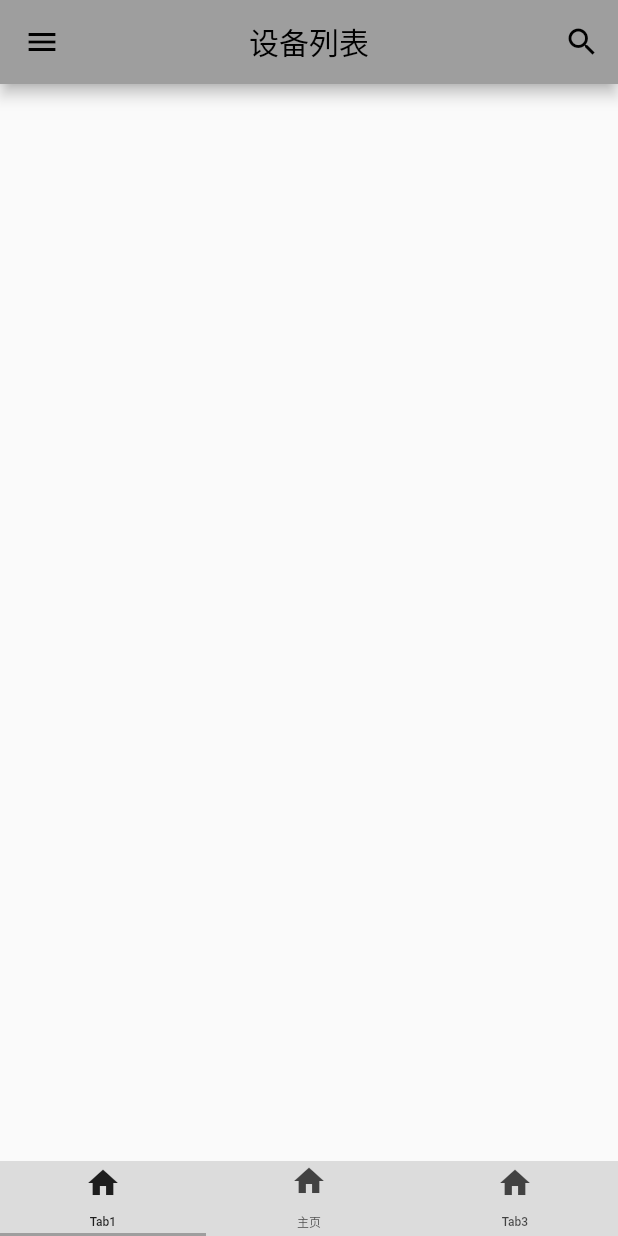
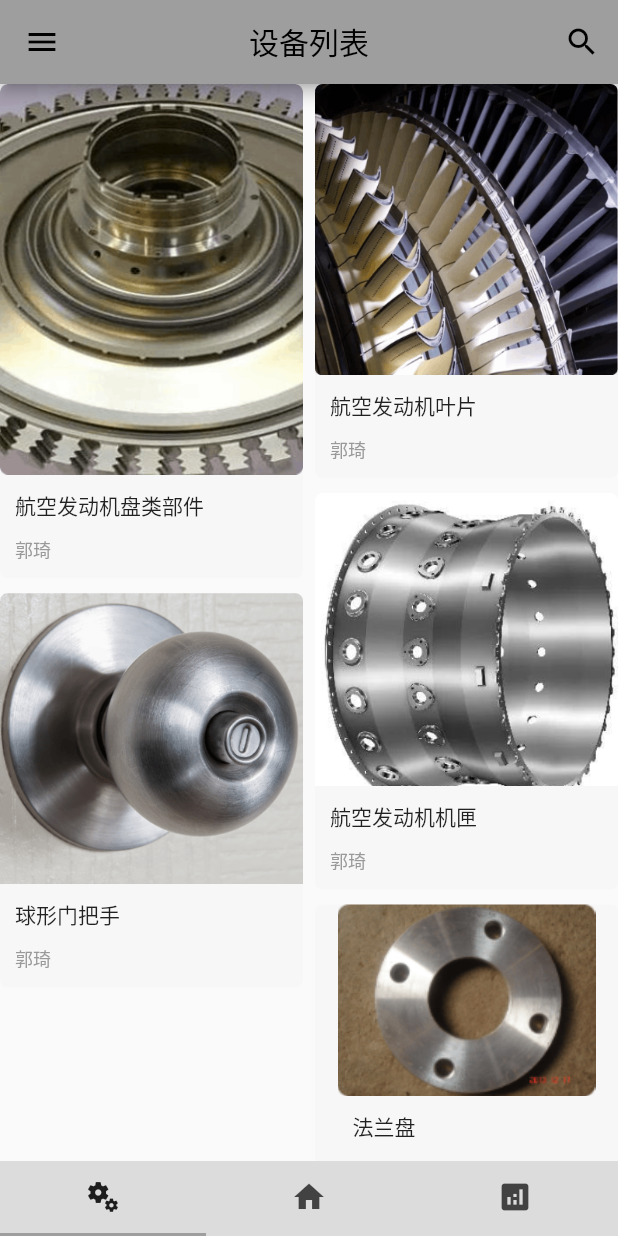
Before and after one commit to sevleete/DoNAPP, a Flutter app: the screen it shows after launch, on a phone screen of 412 x 824 dp. Run offline on Flutter 3.47's test engine with Material 2 defaults, Android fonts, the phone set to English and light mode, and no system bars; drawn by our look-alikes of waterfall_flow; our stand-ins replace dio.

Commit message:
waterfall

```diff
--- a/lib/main.dart
+++ b/lib/main.dart
@@ -1,5 +1,7 @@
 // 导入控件
 import 'package:flutter/material.dart';
+// 导入设备管理页面
+import './pages/list.dart';
 
 // 入口函数
 void main() {
@@ -83,11 +85,21 @@ class MyHome extends StatelessWidget{
           child: const TabBar(
             labelStyle: TextStyle(height: 0,fontSize: 8), // 设置文本不占高度
             tabs: <Widget>[
-              Tab(icon: Icon(Icons.home), text: 'Tab1',),
-              Tab(icon: Icon(Icons.home), text: '主页',),
-              Tab(icon: Icon(Icons.home), text: 'Tab3',),
+              // 零件识别回收
+              Tab(icon: Icon(Icons.miscellaneous_services)),
+              // 设备管理
+              Tab(icon: Icon(Icons.home)),
+              // 成本评估
+              Tab(icon: Icon(Icons.analytics)),
             ],
           ),
+        ),
+        body: const TabBarView(
+          children: <Widget>[
+            MyList(listTitle: 'parts'),
+            MyList(listTitle: 'equipments'),
+            MyList(listTitle: 'equipment'),
+          ],
         ),
       ),
     );
--- /dev/null
+++ b/lib/pages/detail.dart
@@ -0,0 +1,19 @@
+import 'package:flutter/material.dart';
+
+class ListDetail extends StatefulWidget {
+  const ListDetail({super.key, required this.title});
+  final String title;
+
+  @override
+  // ignore: library_private_types_in_public_api
+  _ListDetailState createState() {
+    return _ListDetailState();
+  }
+}
+class _ListDetailState extends State<ListDetail> {
+  @override
+  Widget build(BuildContext context) {
+    return Text('detail --- ${widget.title}');
+  }
+
+}
--- /dev/null
+++ b/lib/pages/list.dart
@@ -0,0 +1,127 @@
+import 'package:flutter/material.dart';
+import 'package:dio/dio.dart';
+import 'package:waterfall_flow/waterfall_flow.dart';
+import './detail.dart';
+
+Dio dio = Dio();
+
+// 有状态控件
+class MyList extends StatefulWidget{
+  // 设置required 要求必须传参数
+  const MyList({super.key, required this.listTitle});
+
+  // 列表类型
+  final String listTitle;
+
+  @override
+  // ignore: library_private_types_in_public_api
+  _MyListState createState() {
+    return _MyListState();
+  }
+}
+
+// 有状态控件，必须结合一个状态管理类来进行实现
+class _MyListState extends State<MyList>{
+  final List partsImgList = [
+    'images/parts/plate.png',
+    'images/parts/blade.png',
+    'images/parts/cartridge_receiver.png',
+    'images/parts/handle.png',
+    'images/parts/flange.png'
+  ];
+
+  final List partsNameList = [
+    '航空发动机盘类部件',
+    '航空发动机叶片',
+    '航空发动机机匣',
+    '球形门把手',
+    '法兰盘'
+  ];
+
+  final List equipmentsImgList = [
+    'images/equipments/five_axis.png',
+    'images/equipments/double_face.png',
+    'images/equipments/boring_mill.png',
+    'images/equipments/grinder.png',
+    'images/equipments/vertical_lathe.png',
+    'images/equipments/NC_boring_mill.png'
+  ];
+
+  final List equipmentsNameList = [
+    '五轴联动车床',
+    '双面数控车床',
+    '卧式镗床',
+    '磨床',
+    '数控立车',
+    '数控镗床'
+  ];
+  // 渲染 MyList 控件的UI结构
+  @override
+  Widget build(BuildContext context) {
+    // return Text('列表 --- ${widget.listTitle}');
+    return WaterfallFlow.builder(
+      padding: EdgeInsets.zero,
+      gridDelegate: SliverWaterfallFlowDelegateWithFixedCrossAxisCount(
+        crossAxisCount: 2,      // 一行两个数据
+        crossAxisSpacing: 8,
+        mainAxisSpacing: 10,
+        lastChildLayoutTypeBuilder: (index) => index == 20
+            ? LastChildLayoutType.foot
+            : LastChildLayoutType.none,
+      ),
+      itemCount: widget.listTitle == 'parts' ? 5 : 6,  // 瀑布流数量
+      itemBuilder: (BuildContext context, int index) {
+        // 返回瀑布流item子控件
+        if (widget.listTitle == 'parts'){
+          return waterfallItem(context, partsImgList, partsNameList, index);
+        }
+        else if (widget.listTitle == 'equipments'){
+          return waterfallItem(context, equipmentsImgList, equipmentsNameList, index);
+        }
+        else{
+          return waterfallItem(context, equipmentsImgList, equipmentsNameList, index);
+        }
+      }
+    );
+  }
+
+  Widget waterfallItem(BuildContext context, List imgList, List nameList, int index){
+    String imgPath = imgList[index];
+    String imgName = nameList[index];
+    return GestureDetector(
+      onTap: (){
+        Navigator.push(context, MaterialPageRoute(builder: (BuildContext ctx){
+          return ListDetail(title: imgName);
+        }));
+      },
+      child: ClipRRect(
+        borderRadius: const BorderRadius.all(Radius.circular(5)),
+        child: Container(
+          alignment: Alignment.center,
+          color: const Color(0xFFF7F7F7),
+          padding: const EdgeInsets.only(bottom: 10),
+          child: Column(
+            crossAxisAlignment: CrossAxisAlignment.start,
+            children: [
+              Image.asset(
+                imgPath,
+                fit: BoxFit.cover,
+              ),
+              Container(
+                margin: const EdgeInsets.only(top: 10),
+                padding: const EdgeInsets.symmetric(horizontal: 10),
+                child: Text(nameList[index]),
+              ),
+              Container(
+                margin: const EdgeInsets.only(top: 10),
+                padding: const EdgeInsets.symmetric(horizontal: 10),
+                child: const Text("郭琦", style: TextStyle(fontSize: 12, color: Color(0xFF999999)),
+                ),
+              )
+            ],
+          ),
+        ),
+      ),
+    );
+  }
+}
```
Also changed, not shown: pubspec.yaml (+11 -0 lines), images/equipments/NC_boring_mill.png (added), images/equipments/boring_mill.png (added), images/equipments/double_face.png (added), images/equipments/five_axis.png (added), images/equipments/grinder.png (added), images/equipments/vertical_lathe.png (added), images/parts/blade.png (added), images/parts/cartridge_receiver.png (added), images/parts/flange.png (added), images/parts/handle.png (added), images/parts/plate.png (added), pubspec.lock.
